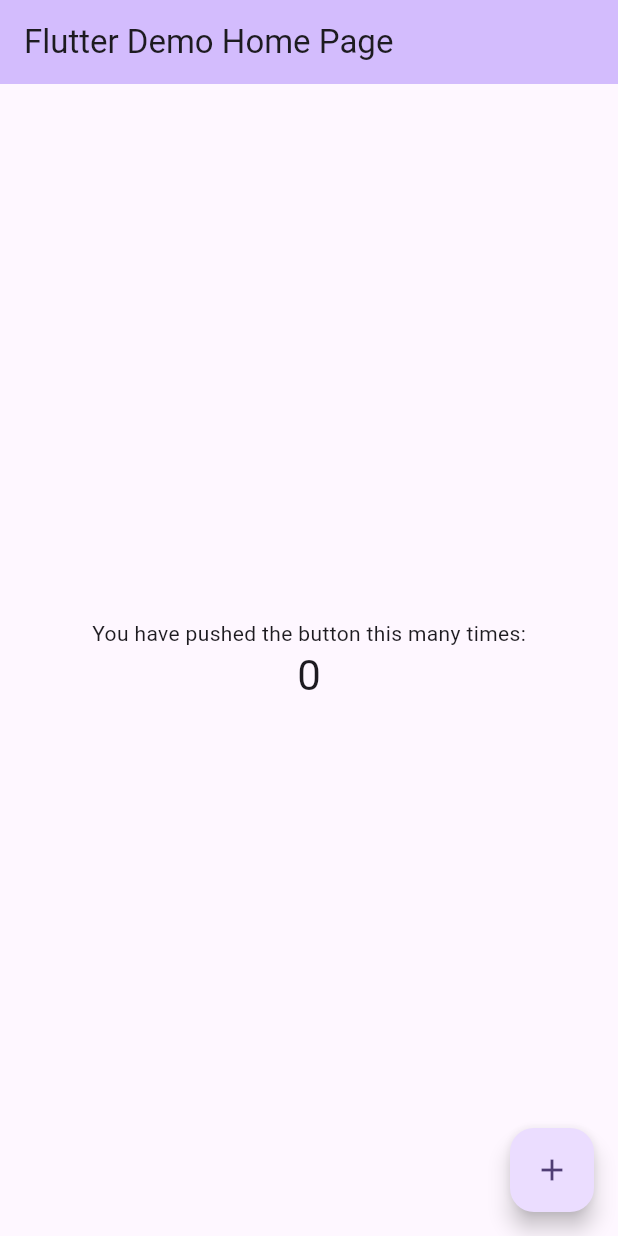
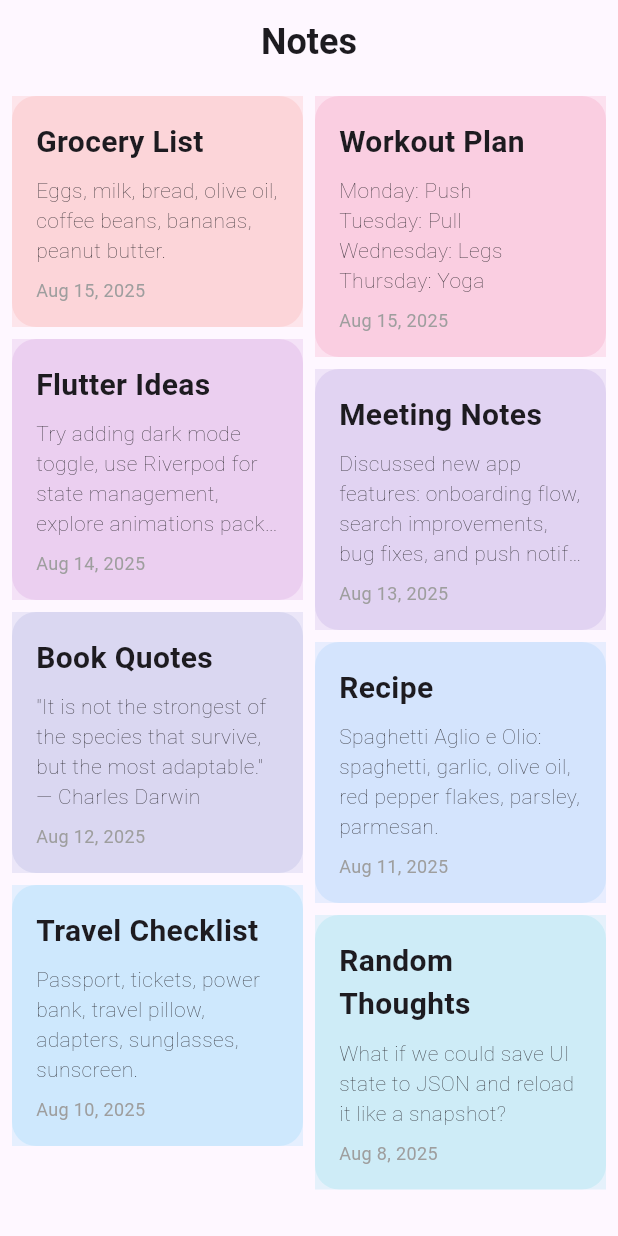
Before and after one commit to rawanabdulhayy/notes_app, a Flutter app: the screen it shows after launch, on a phone screen of 412 x 824 dp. Run offline on Flutter 3.47's test engine with Material 3 defaults, Android fonts, the phone set to English and light mode, and no system bars.

Commit message:
notes screen notes cards built and comments for learnt lessons all done

```diff
--- a/lib/main.dart
+++ b/lib/main.dart
@@ -1,4 +1,5 @@
 import 'package:flutter/material.dart';
+import 'package:notes_app/notes_screen.dart';
 
 void main() {
   runApp(const MyApp());
@@ -13,110 +14,9 @@ class MyApp extends StatelessWidget {
     return MaterialApp(
       title: 'Flutter Demo',
       theme: ThemeData(
-        // This is the theme of your application.
-        //
-        // TRY THIS: Try running your application with "flutter run". You'll see
-        // the application has a purple toolbar. Then, without quitting the app,
-        // try changing the seedColor in the colorScheme below to Colors.green
-        // and then invoke "hot reload" (save your changes or press the "hot
-        // reload" button in a Flutter-supported IDE, or press "r" if you used
-        // the command line to start the app).
-        //
-        // Notice that the counter didn't reset back to zero; the application
-        // state is not lost during the reload. To reset the state, use hot
-        // restart instead.
-        //
-        // This works for code too, not just values: Most code changes can be
-        // tested with just a hot reload.
         colorScheme: ColorScheme.fromSeed(seedColor: Colors.deepPurple),
       ),
-      home: const MyHomePage(title: 'Flutter Demo Home Page'),
+      home: NotesScreen(),
     );
   }
 }
-
-class MyHomePage extends StatefulWidget {
-  const MyHomePage({super.key, required this.title});
-
-  // This widget is the home page of your application. It is stateful, meaning
-  // that it has a State object (defined below) that contains fields that affect
-  // how it looks.
-
-  // This class is the configuration for the state. It holds the values (in this
-  // case the title) provided by the parent (in this case the App widget) and
-  // used by the build method of the State. Fields in a Widget subclass are
-  // always marked "final".
-
-  final String title;
-
-  @override
-  State<MyHomePage> createState() => _MyHomePageState();
-}
-
-class _MyHomePageState extends State<MyHomePage> {
-  int _counter = 0;
-
-  void _incrementCounter() {
-    setState(() {
-      // This call to setState tells the Flutter framework that something has
-      // changed in this State, which causes it to rerun the build method below
-      // so that the display can reflect the updated values. If we changed
-      // _counter without calling setState(), then the build method would not be
-      // called again, and so nothing would appear to happen.
-      _counter++;
-    });
-  }
-
-  @override
-  Widget build(BuildContext context) {
-    // This method is rerun every time setState is called, for instance as done
-    // by the _incrementCounter method above.
-    //
-    // The Flutter framework has been optimized to make rerunning build methods
-    // fast, so that you can just rebuild anything that needs updating rather
-    // than having to individually change instances of widgets.
-    return Scaffold(
-      appBar: AppBar(
-        // TRY THIS: Try changing the color here to a specific color (to
-        // Colors.amber, perhaps?) and trigger a hot reload to see the AppBar
-        // change color while the other colors stay the same.
-        backgroundColor: Theme.of(context).colorScheme.inversePrimary,
-        // Here we take the value from the MyHomePage object that was created by
-        // the App.build method, and use it to set our appbar title.
-        title: Text(widget.title),
-      ),
-      body: Center(
-        // Center is a layout widget. It takes a single child and positions it
-        // in the middle of the parent.
-        child: Column(
-          // Column is also a layout widget. It takes a list of children and
-          // arranges them vertically. By default, it sizes itself to fit its
-          // children horizontally, and tries to be as tall as its parent.
-          //
-          // Column has various properties to control how it sizes itself and
-          // how it positions its children. Here we use mainAxisAlignment to
-          // center the children vertically; the main axis here is the vertical
-          // axis because Columns are vertical (the cross axis would be
-          // horizontal).
-          //
-          // TRY THIS: Invoke "debug painting" (choose the "Toggle Debug Paint"
-          // action in the IDE, or press "p" in the console), to see the
-          // wireframe for each widget.
-          mainAxisAlignment: MainAxisAlignment.center,
-          children: <Widget>[
-            const Text('You have pushed the button this many times:'),
-            Text(
-              '$_counter',
-              style: Theme.of(context).textTheme.headlineMedium,
-            ),
-          ],
-        ),
-      ),
-      floatingActionButton: FloatingActionButton(
-        onPressed: _incrementCounter,
-        tooltip: 'Increment',
-        child: const Icon(Icons.add),
-      ), // This trailing comma makes auto-formatting nicer for build methods.
-    );
-  }
-}
--- /dev/null
+++ b/lib/notes_screen.dart
@@ -0,0 +1,177 @@
+import 'package:flutter/material.dart';
+import 'package:flutter_staggered_grid_view/flutter_staggered_grid_view.dart';
+import 'package:intl/intl.dart';
+
+class NotesScreen extends StatefulWidget {
+  const NotesScreen({super.key});
+
+  @override
+  State<NotesScreen> createState() => _NotesScreenState();
+}
+
+class _NotesScreenState extends State<NotesScreen> {
+  @override
+  Widget build(BuildContext context) {
+    //When do I declare stuff here under the build and when do I declare outside of the build?
+    // --> Declare inside build() if the variable depends on something that can change on every rebuild
+    //     (like MediaQuery size, theme colors, or freshly fetched data).
+    //     Declare outside build() (as a field in the State class) if the value is persistent
+    //     across rebuilds and doesn’t depend on the current build context (e.g., controllers, fixed data lists).
+
+    //we don't have to specify the list and it's objects type?
+    //e.g. list<Map <String, String>>
+    //Nope, implicitly assigned the type
+    // --> True for small/local cases; Dart infers the type from the data you put inside.
+    //     But in larger codebases, explicitly typing (List<Map<String, dynamic>>) helps catch errors earlier.
+
+    final notes = [
+      {
+        "title": "Grocery List",
+        "content":
+            "Eggs, milk, bread, olive oil, coffee beans, bananas, peanut butter.",
+        "createdAt": DateTime.now().subtract(Duration(minutes: 10)),
+      },
+      {
+        "title": "Workout Plan",
+        "content":
+            "Monday: Push\nTuesday: Pull\nWednesday: Legs\nThursday: Yoga\nFriday: Cardio",
+        "createdAt": DateTime.now().subtract(Duration(hours: 2)),
+      },
+      {
+        "title": "Flutter Ideas",
+        "content":
+            "Try adding dark mode toggle, use Riverpod for state management, explore animations package.",
+        "createdAt": DateTime.now().subtract(Duration(days: 1)),
+      },
+      {
+        "title": "Meeting Notes",
+        "content":
+            "Discussed new app features: onboarding flow, search improvements, bug fixes, and push notifications.",
+        "createdAt": DateTime.now().subtract(Duration(days: 2)),
+      },
+      {
+        "title": "Book Quotes",
+        "content":
+            "\"It is not the strongest of the species that survive, but the most adaptable.\" — Charles Darwin",
+        "createdAt": DateTime.now().subtract(Duration(days: 3, hours: 5)),
+      },
+      {
+        "title": "Recipe",
+        "content":
+            "Spaghetti Aglio e Olio: spaghetti, garlic, olive oil, red pepper flakes, parsley, parmesan.",
+        "createdAt": DateTime.now().subtract(Duration(days: 4)),
+      },
+      {
+        "title": "Travel Checklist",
+        "content":
+            "Passport, tickets, power bank, travel pillow, adapters, sunglasses, sunscreen.",
+        "createdAt": DateTime.now().subtract(Duration(days: 5)),
+      },
+      {
+        "title": "Random Thoughts",
+        "content":
+            "What if we could save UI state to JSON and reload it like a snapshot?",
+        "createdAt": DateTime.now().subtract(Duration(days: 7, hours: 3)),
+      },
+    ];
+
+    return Scaffold(
+      appBar: AppBar(
+        centerTitle: true,
+        title: Text(
+          "Notes",
+          style: TextStyle(fontSize: 24, fontWeight: FontWeight.bold),
+        ),
+      ),
+      body:
+          // This is a good reminder for using such ternary operator to build the UI based on such a conditional check.
+         //e.g. var.isEmpty? WIDGET1 : WIDGET2
+          notes.isEmpty
+              ? Center(
+                child: Text(
+                  'No notes yet',
+                  style: TextStyle(fontSize: 20, color: Colors.grey),
+                ),
+              )
+              : Padding(
+                padding: const EdgeInsets.all(8.0),
+                child: MasonryGridView.count(
+                  crossAxisCount: 2,
+                  // ---- SO IMPORTANT ----
+                  itemCount: notes.length,
+                  mainAxisSpacing: 8,
+                  crossAxisSpacing: 8,
+                  itemBuilder: (context, index) {
+                    // ---- SO IMPORTANT ----
+                    final note = notes[index];
+                    return Container(
+                      //containers have their own padding properties too????
+                      // --> Yes, Container has its own padding property (via the 'padding' named parameter).
+                      //     But if you also set decoration, that padding applies inside the decoration's border.
+                      padding: EdgeInsets.all(16),
+                      // Colors.primaries → a built-in list of 18 Material Design primary colors (red, pink, blue, etc.)
+                      // index % Colors.primaries.length → modulo ensures the index loops back to 0 after reaching the last color
+                      //     e.g., if index = 18, 18 % 18 = 0 → starts again from the first color
+                      // .withValues(alpha: 0.1) → creates a copy of the color but with 10% opacity (soft pastel look)
+                      // Overall: picks a color based on the note's index, loops through available colors,
+                      // and makes it transparent for a lighter background effect
+                      color: Colors.primaries[index % Colors.primaries.length]
+                          .withValues(alpha: 0.1),
+
+                      decoration: BoxDecoration(
+                        //iterating over colors as a list of colors
+                        color: Colors.primaries[index % Colors.primaries.length]
+                            .withValues(alpha: 0.1),
+                        borderRadius: BorderRadius.circular(16),
+                      ),
+                      child: Column(
+                        crossAxisAlignment: CrossAxisAlignment.start,
+                        children: [
+                          // Text(notes["title"].toString()),
+                          //So what's the difference between .toString and as String?
+                          // --> .toString(): Converts any value (even null) to its string representation ("null" if null).
+                          //     as String: Tells Dart to treat the value as a String (fails if it's null or not actually a String).
+                          Text(
+                            note["title"] as String,
+                            style: TextStyle(
+                              fontSize: 20,
+                              fontWeight: FontWeight.bold,
+                            ),
+                          ),
+                          SizedBox(height: 8),
+                          //N.B) we have more text props : overflow and maxlines.
+                          Text(
+                            note['content'] as String,
+
+                            // ---- NULL SAFETY USING NULL-AWARE OPERATORS ----
+                            // Text(
+                            //   (note['content'] ?? '') as String,
+                            // )
+                            // ---- OR ----
+                            // Text(note['content'] ?? '')
+                            maxLines: 4,
+                            overflow: TextOverflow.ellipsis,
+                            style: TextStyle(
+                              fontWeight: FontWeight.w100,
+                              fontSize: 14,
+                            ),
+                          ),
+                          SizedBox(height: 8),
+                          // when to use dateformat and when to use datetime? what's the difference?
+                          // --> DateTime: The actual object storing a date & time value (e.g., 2025-08-15 20:31:00).
+                          //     DateFormat (from intl package): A utility to convert a DateTime into a nicely formatted String (and parse strings to DateTime).
+                          Text(
+                            DateFormat.yMMMd().format(
+                              note["createdAt"] as DateTime,
+                            ),
+                            style: TextStyle(fontSize: 12, color: Colors.grey),
+                          ),
+                        ],
+                      ),
+                    );
+                  },
+                ),
+              ),
+    );
+  }
+}
--- a/pubspec.yaml
+++ b/pubspec.yaml
@@ -34,6 +34,8 @@ dependencies:
   # The following adds the Cupertino Icons font to your application.
   # Use with the CupertinoIcons class for iOS style icons.
   cupertino_icons: ^1.0.8
+  flutter_staggered_grid_view: ^0.7.0
+  intl: ^0.20.2
 
 dev_dependencies:
   flutter_test:
```
Also changed, not shown: pubspec.lock.
